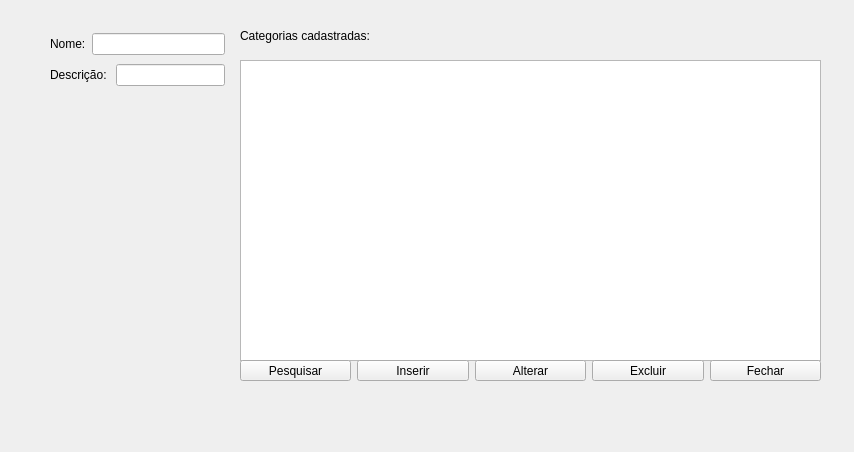
Qt form erp-projeto/categoriawindow.ui (jaques-lo/erp-projeto) before a commit.
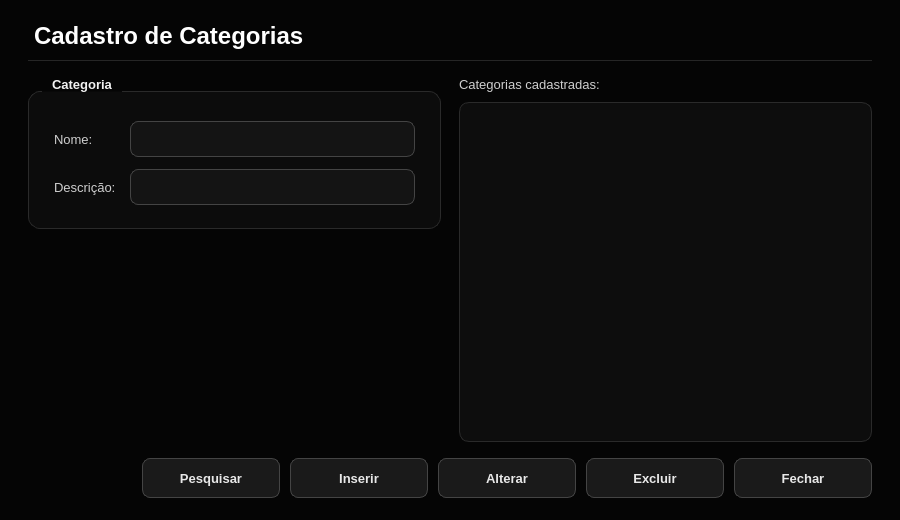
The same form after that commit.

Commit message:
Atualiza fontes do projeto ERP (telas e login, Tela de Sobra) e adiciona logoBG
Arquivos de importância para alterar e rodar na máquina: código (cpp/h/pro), telas (ui), recursos (qrc) e imagem da logoBG.

Patch:
```diff
--- a/erp-projeto/categoriawindow.ui
+++ b/erp-projeto/categoriawindow.ui
@@ -6,123 +6,979 @@
    <rect>
     <x>0</x>
     <y>0</y>
-    <width>854</width>
-    <height>452</height>
+    <width>900</width>
+    <height>520</height>
    </rect>
   </property>
+  <property name="minimumSize">
+   <size>
+    <width>720</width>
+    <height>416</height>
+   </size>
+  </property>
   <property name="windowTitle">
    <string>Form</string>
   </property>
-  <widget class="QTableView" name="tableView">
-   <property name="geometry">
-    <rect>
-     <x>240</x>
-     <y>60</y>
-     <width>581</width>
-     <height>301</height>
-    </rect>
+  <property name="palette">
+   <palette>
+    <active>
+     <colorrole role="WindowText">
+      <brush brushstyle="SolidPattern">
+       <color alpha="255">
+        <red>232</red>
+        <green>232</green>
+        <blue>232</blue>
+       </color>
+      </brush>
+     </colorrole>
+     <colorrole role="Button">
+      <brush brushstyle="SolidPattern">
+       <color alpha="255">
+        <red>26</red>
+        <green>26</green>
+        <blue>26</blue>
+       </color>
+      </brush>
+     </colorrole>
+     <colorrole role="Text">
+      <brush brushstyle="SolidPattern">
+       <color alpha="255">
+        <red>245</red>
+        <green>245</green>
+        <blue>245</blue>
+       </color>
+      </brush>
+     </colorrole>
+     <colorrole role="ButtonText">
+      <brush brushstyle="SolidPattern">
+       <color alpha="255">
+        <red>232</red>
+        <green>232</green>
+        <blue>232</blue>
+       </color>
+      </brush>
+     </colorrole>
+     <colorrole role="Base">
+      <brush brushstyle="SolidPattern">
+       <color alpha="255">
+        <red>20</red>
+        <green>20</green>
+        <blue>20</blue>
+       </color>
+      </brush>
+     </colorrole>
+     <colorrole role="AlternateBase">
+      <brush brushstyle="SolidPattern">
+       <color alpha="255">
+        <red>19</red>
+        <green>19</green>
+        <blue>19</blue>
+       </color>
+      </brush>
+     </colorrole>
+     <colorrole role="Window">
+      <brush brushstyle="SolidPattern">
+       <color alpha="255">
+        <red>5</red>
+        <green>5</green>
+        <blue>5</blue>
+       </color>
+      </brush>
+     </colorrole>
+     <colorrole role="Highlight">
+      <brush brushstyle="SolidPattern">
+       <color alpha="255">
+        <red>119</red>
+        <green>119</green>
+        <blue>119</blue>
+       </color>
+      </brush>
+     </colorrole>
+     <colorrole role="HighlightedText">
+      <brush brushstyle="SolidPattern">
+       <color alpha="255">
+        <red>255</red>
+        <green>255</green>
+        <blue>255</blue>
+       </color>
+      </brush>
+     </colorrole>
+     <colorrole role="PlaceholderText">
+      <brush brushstyle="SolidPattern">
+       <color alpha="255">
+        <red>119</red>
+        <green>119</green>
+        <blue>119</blue>
+       </color>
+      </brush>
+     </colorrole>
+    </active>
+    <inactive>
+     <colorrole role="WindowText">
+      <brush brushstyle="SolidPattern">
+       <color alpha="255">
+        <red>232</red>
+        <green>232</green>
+        <blue>232</blue>
+       </color>
+      </brush>
+     </colorrole>
+     <colorrole role="Button">
+      <brush brushstyle="SolidPattern">
+       <color alpha="255">
+        <red>26</red>
+        <green>26</green>
+        <blue>26</blue>
+       </color>
+      </brush>
+     </colorrole>
+     <colorrole role="Text">
+      <brush brushstyle="SolidPattern">
+       <color alpha="255">
+        <red>245</red>
+        <green>245</green>
+        <blue>245</blue>
+       </color>
+      </brush>
+     </colorrole>
+     <colorrole role="ButtonText">
+      <brush brushstyle="SolidPattern">
+       <color alpha="255">
+        <red>232</red>
+        <green>232</green>
+        <blue>232</blue>
+       </color>
+      </brush>
+     </colorrole>
+     <colorrole role="Base">
+      <brush brushstyle="SolidPattern">
+       <color alpha="255">
+        <red>20</red>
+        <green>20</green>
+        <blue>20</blue>
+       </color>
+      </brush>
+     </colorrole>
+     <colorrole role="AlternateBase">
+      <brush brushstyle="SolidPattern">
+       <color alpha="255">
+        <red>19</red>
+        <green>19</green>
+        <blue>19</blue>
+       </color>
+      </brush>
+     </colorrole>
+     <colorrole role="Window">
+      <brush brushstyle="SolidPattern">
+       <color alpha="255">
+        <red>5</red>
+        <green>5</green>
+        <blue>5</blue>
+       </color>
+      </brush>
+     </colorrole>
+     <colorrole role="Highlight">
+      <brush brushstyle="SolidPattern">
+       <color alpha="255">
+        <red>119</red>
+        <green>119</green>
+        <blue>119</blue>
+       </color>
+      </brush>
+     </colorrole>
+     <colorrole role="HighlightedText">
+      <brush brushstyle="SolidPattern">
+       <color alpha="255">
+        <red>255</red>
+        <green>255</green>
+        <blue>255</blue>
+       </color>
+      </brush>
+     </colorrole>
+     <colorrole role="PlaceholderText">
+      <brush brushstyle="SolidPattern">
+       <color alpha="255">
+        <red>119</red>
+        <green>119</green>
+        <blue>119</blue>
+       </color>
+      </brush>
+     </colorrole>
+    </inactive>
+    <disabled>
+     <colorrole role="WindowText">
+      <brush brushstyle="SolidPattern">
+       <color alpha="255">
+        <red>102</red>
+        <green>102</green>
+        <blue>102</blue>
+       </color>
+      </brush>
+     </colorrole>
+     <colorrole role="Button">
+      <brush brushstyle="SolidPattern">
+       <color alpha="255">
+        <red>26</red>
+        <green>26</green>
+        <blue>26</blue>
+       </color>
+      </brush>
+     </colorrole>
+     <colorrole role="Text">
+      <brush brushstyle="SolidPattern">
+       <color alpha="255">
+        <red>102</red>
+        <green>102</green>
+        <blue>102</blue>
+       </color>
+      </brush>
+     </colorrole>
+     <colorrole role="ButtonText">
+      <brush brushstyle="SolidPattern">
+       <color alpha="255">
+        <red>102</red>
+        <green>102</green>
+        <blue>102</blue>
+       </color>
+      </brush>
+     </colorrole>
+     <colorrole role="Base">
+      <brush brushstyle="SolidPattern">
+       <color alpha="255">
+        <red>20</red>
+        <green>20</green>
+        <blue>20</blue>
+       </color>
+      </brush>
+     </colorrole>
+     <colorrole role="AlternateBase">
+      <brush brushstyle="SolidPattern">
+       <color alpha="255">
+        <red>19</red>
+        <green>19</green>
+        <blue>19</blue>
+       </color>
+      </brush>
+     </colorrole>
+     <colorrole role="Window">
+      <brush brushstyle="SolidPattern">
+       <color alpha="255">
+        <red>5</red>
+        <green>5</green>
+        <blue>5</blue>
+       </color>
+      </brush>
+     </colorrole>
+     <colorrole role="Highlight">
+      <brush brushstyle="SolidPattern">
+       <color alpha="255">
+        <red>119</red>
+        <green>119</green>
+        <blue>119</blue>
+       </color>
+      </brush>
+     </colorrole>
+     <colorrole role="HighlightedText">
+      <brush brushstyle="SolidPattern">
+       <color alpha="255">
+        <red>255</red>
+        <green>255</green>
+        <blue>255</blue>
+       </color>
+      </brush>
+     </colorrole>
+     <colorrole role="PlaceholderText">
+      <brush brushstyle="SolidPattern">
+       <color alpha="255">
+        <red>119</red>
+        <green>119</green>
+        <blue>119</blue>
+       </color>
+      </brush>
+     </colorrole>
+    </disabled>
+   </palette>
+  </property>
+  <property name="styleSheet">
+   <string notr="true">#CategoriaWindow {
+    background-color: #050505;
+}
+
+QWidget {
+    font-family: "Segoe UI", "DejaVu Sans", "Noto Sans", sans-serif;
+    font-size: 10pt;
+}
+
+/* ---------- Textos ---------- */
+QLabel {
+    color: #cfcfcf;
+    background: transparent;
+    font-weight: normal;
+}
+
+QLabel#lblTitulo {
+    color: #ffffff;
+    font-size: 18pt;
+    font-weight: bold;
+    padding-bottom: 10px;
+    border-bottom: 1px solid #262626;
+}
+
+QLabel[role="section"] {
+    color: #ffffff;
+    font-size: 11pt;
+    font-weight: bold;
+}
+
+QLabel[role="hint"] {
+    color: #777777;
+    font-size: 9pt;
+}
+
+QLabel[role="value"] {
+    color: #ffffff;
+    font-weight: bold;
+}
+
+QToolTip {
+    background-color: #1a1a1a;
+    color: #f5f5f5;
+    border: 1px solid #444444;
+    padding: 4px 8px;
+}
+
+/* ---------- Cartões / grupos ---------- */
+QGroupBox {
+    background-color: #0c0c0c;
+    border: 1px solid #2a2a2a;
+    border-radius: 12px;
+    margin-top: 14px;
+    padding: 20px 16px 14px 16px;
+    color: #f2f2f2;
+    font-weight: bold;
+}
+
+QGroupBox::title {
+    subcontrol-origin: margin;
+    subcontrol-position: top left;
+    left: 14px;
+    padding: 0 8px;
+    color: #f2f2f2;
+}
+
+QFrame[variant="card"] {
+    background-color: #0c0c0c;
+    border: 1px solid #2a2a2a;
+    border-radius: 12px;
+}
+
+QFrame#lineSep {
+    background-color: #2a2a2a;
+    border: none;
+}
+
+/* ---------- Campos de entrada ---------- */
+QLineEdit,
+QComboBox,
+QAbstractSpinBox,
+QDateEdit,
+QDateTimeEdit {
+    background-color: #141414;
+    color: #f5f5f5;
+    border: 1px solid #444444;
+    border-radius: 8px;
+    padding: 6px 10px;
+    min-height: 22px;
+    selection-background-color: #777777;
+    selection-color: #ffffff;
+    font-weight: normal;
+}
+
+QLineEdit:hover,
+QComboBox:hover,
+QAbstractSpinBox:hover,
+QDateEdit:hover,
+QDateTimeEdit:hover {
+    border: 1px solid #666666;
+}
+
+QLineEdit:focus,
+QComboBox:focus,
+QAbstractSpinBox:focus,
+QDateEdit:focus,
+QDateTimeEdit:focus {
+    border: 1px solid #d8d8d8;
+    background-color: #181818;
+}
+
+QLineEdit:read-only,
+QAbstractSpinBox:read-only {
+    color: #bdbdbd;
+}
+
+QLineEdit:disabled,
+QComboBox:disabled,
+QAbstractSpinBox:disabled,
+QDateEdit:disabled,
+QDateTimeEdit:disabled {
+    background-color: #0e0e0e;
+    color: #666666;
+    border: 1px solid #2a2a2a;
+}
+
+/* Campo de total (somente leitura, em destaque) */
+QDoubleSpinBox[variant="total"] {
+    font-size: 20pt;
+    font-weight: bold;
+    color: #ffffff;
+    background-color: #0a0a0a;
+    border: 1px solid #333333;
+    padding: 8px 14px;
+    min-height: 36px;
+}
+
+/* ---------- ComboBox / Data ---------- */
+QComboBox {
+    padding-right: 30px;
+}
+
+QComboBox::drop-down,
+QDateEdit::drop-down,
+QDateTimeEdit::drop-down {
+    subcontrol-origin: padding;
+    subcontrol-position: center right;
+    width: 28px;
+    border: none;
+    background: transparent;
+}
+
+QComboBox::down-arrow,
+QDateEdit::down-arrow,
+QDateTimeEdit::down-arrow {
+    image: none;
+    width: 0px;
+    height: 0px;
+    border-left: 5px solid transparent;
+    border-right: 5px solid transparent;
+    border-top: 6px solid #bdbdbd;
+    margin-right: 8px;
+}
+
+QComboBox QAbstractItemView {
+    background-color: #141414;
+    color: #f5f5f5;
+    border: 1px solid #444444;
+    selection-background-color: #2e2e2e;
+    selection-color: #ffffff;
+    outline: 0;
+}
+
+/* ---------- SpinBox com botões ---------- */
+QSpinBox {
+    padding-right: 26px;
+}
+
+QSpinBox::up-button {
+    subcontrol-origin: border;
+    subcontrol-position: top right;
+    width: 22px;
+    border: none;
+    background: transparent;
+}
+
+QSpinBox::down-button {
+    subcontrol-origin: border;
+    subcontrol-position: bottom right;
+    width: 22px;
+    border: none;
+    background: transparent;
+}
+
+QSpinBox::up-arrow {
+    image: none;
+    width: 0px;
+    height: 0px;
+    border-left: 4px solid transparent;
+    border-right: 4px solid transparent;
+    border-bottom: 5px solid #bdbdbd;
+}
+
+QSpinBox::down-arrow {
+    image: none;
+    width: 0px;
+    height: 0px;
+    border-left: 4px solid transparent;
+    border-right: 4px solid transparent;
+    border-top: 5px solid #bdbdbd;
+}
+
+/* ---------- Calendário (popup do QDateEdit) ---------- */
+QCalendarWidget QWidget {
+    background-color: #141414;
+    color: #f5f5f5;
+}
+
+QCalendarWidget QToolButton {
+    background-color: transparent;
+    color: #f5f5f5;
+    border: none;
+    padding: 4px 8px;
+}
+
+QCalendarWidget QAbstractItemView:enabled {
+    background-color: #0d0d0d;
+    color: #f5f5f5;
+    selection-background-color: #f2f2f2;
+    selection-color: #080808;
+}
+
+QCalendarWidget QAbstractItemView:disabled {
+    color: #555555;
+}
+
+/* ---------- CheckBox ---------- */
+QCheckBox {
+    color: #e8e8e8;
+    background: transparent;
+    spacing: 10px;
+    font-weight: normal;
+}
+
+QCheckBox::indicator {
+    width: 18px;
+    height: 18px;
+    border: 1px solid #555555;
+    border-radius: 5px;
+    background-color: #141414;
+}
+
+QCheckBox::indicator:hover {
+    border: 1px solid #999999;
+}
+
+QCheckBox::indicator:checked {
+    background-color: #f2f2f2;
+    border: 1px solid #f2f2f2;
+}
+
+/* ---------- Botões ---------- */
+QPushButton {
+    background-color: #1a1a1a;
+    color: #e8e8e8;
+    border: 1px solid #444444;
+    border-radius: 8px;
+    padding: 8px 22px;
+    min-height: 22px;
+    min-width: 92px;
+    font-weight: bold;
+}
+
+QPushButton:hover {
+    background-color: #262626;
+    border: 1px solid #666666;
+    color: #ffffff;
+}
+
+QPushButton:pressed {
+    background-color: #333333;
+}
+
+QPushButton:disabled {
+    background-color: #111111;
+    color: #555555;
+    border: 1px solid #2a2a2a;
+}
+
+QPushButton[variant="primary"] {
+    background-color: #f2f2f2;
+    color: #080808;
+    border: 1px solid #f2f2f2;
+}
+
+QPushButton[variant="primary"]:hover {
+    background-color: #d2d2d2;
+    border: 1px solid #d2d2d2;
+    color: #080808;
+}
+
+QPushButton[variant="primary"]:pressed {
+    background-color: #aaaaaa;
+    border: 1px solid #aaaaaa;
+}
+
+QPushButton[variant="danger"] {
+    background-color: transparent;
+    color: #ff9494;
+    border: 1px solid #6b2f2f;
+}
+
+QPushButton[variant="danger"]:hover {
+    background-color: #2a1212;
+    color: #ffb4b4;
+    border: 1px solid #a04444;
+}
+
+QPushButton[variant="danger"]:pressed {
+    background-color: #3a1818;
+}
+
+QPushButton[variant="ghost"] {
+    background-color: transparent;
+    color: #bdbdbd;
+    border: 1px solid #333333;
+}
+
+QPushButton[variant="ghost"]:hover {
+    background-color: #1a1a1a;
+    color: #ffffff;
+    border: 1px solid #666666;
+}
+
+/* ---------- Tabelas ---------- */
+QTableWidget,
+QTableView {
+    background-color: #0d0d0d;
+    alternate-background-color: #131313;
+    color: #e8e8e8;
+    gridline-color: #232323;
+    border: 1px solid #2a2a2a;
+    border-radius: 10px;
+    selection-background-color: #2f2f2f;
+    selection-color: #ffffff;
+    outline: 0;
+}
+
+QTableWidget::item,
+QTableView::item {
+    padding: 4px 8px;
+    border: none;
+}
+
+QHeaderView {
+    background-color: transparent;
+}
+
+QHeaderView::section {
+    background-color: #1a1a1a;
+    color: #bdbdbd;
+    padding: 9px 10px;
+    border: none;
+    border-right: 1px solid #2a2a2a;
+    border-bottom: 1px solid #333333;
+    font-weight: bold;
+}
+
+QTableCornerButton::section {
+    background-color: #1a1a1a;
+    border: none;
+}
+
+/* ---------- Barras de rolagem ---------- */
+QScrollBar:vertical {
+    background: transparent;
+    width: 10px;
+    margin: 2px;
+}
+
+QScrollBar::handle:vertical {
+    background: #3a3a3a;
+    border-radius: 3px;
+    min-height: 28px;
+}
+
+QScrollBar::handle:vertical:hover {
+    background: #5a5a5a;
+}
+
+QScrollBar:horizontal {
+    background: transparent;
+    height: 10px;
+    margin: 2px;
+}
+
+QScrollBar::handle:horizontal {
+    background: #3a3a3a;
+    border-radius: 3px;
+    min-width: 28px;
+}
+
+QScrollBar::handle:horizontal:hover {
+    background: #5a5a5a;
+}
+
+QScrollBar::add-line,
+QScrollBar::sub-line {
+    width: 0px;
+    height: 0px;
+}
+
+QScrollBar::add-page,
+QScrollBar::sub-page {
+    background: transparent;
+}
+
+/* ---------- Caixas de diálogo abertas a partir da tela ---------- */
+QMessageBox,
+QDialog {
+    background-color: #0d0d0d;
+}
+
+QMessageBox QLabel {
+    color: #f0f0f0;
+}</string>
+  </property>
+  <layout class="QVBoxLayout" name="rootLayout">
+   <property name="spacing">
+    <number>16</number>
    </property>
-  </widget>
-  <widget class="QLabel" name="label_3">
-   <property name="geometry">
-    <rect>
-     <x>240</x>
-     <y>20</y>
-     <width>171</width>
-     <height>31</height>
-    </rect>
+   <property name="leftMargin">
+    <number>28</number>
    </property>
-   <property name="text">
-    <string>Categorias cadastradas: </string>
+   <property name="topMargin">
+    <number>22</number>
    </property>
-  </widget>
-  <widget class="QWidget" name="">
-   <property name="geometry">
-    <rect>
-     <x>50</x>
-     <y>30</y>
-     <width>175</width>
-     <height>60</height>
-    </rect>
+   <property name="rightMargin">
+    <number>28</number>
    </property>
-   <layout class="QVBoxLayout" name="verticalLayout">
-    <item>
-     <layout class="QHBoxLayout" name="horizontalLayout">
-      <item>
-       <widget class="QLabel" name="label">
-        <property name="text">
-         <string>Nome:</string>
-        </property>
-       </widget>
-      </item>
-      <item>
-       <widget class="QLineEdit" name="lineEdit"/>
-      </item>
-     </layout>
-    </item>
-    <item>
-     <layout class="QHBoxLayout" name="horizontalLayout_2">
-      <item>
-       <widget class="QLabel" name="label_2">
-        <property name="text">
-         <string>Descrição: </string>
-        </property>
-       </widget>
-      </item>
-      <item>
-       <widget class="QLineEdit" name="lineEdit_2"/>
-      </item>
-     </layout>
-    </item>
-   </layout>
-  </widget>
-  <widget class="QWidget" name="">
-   <property name="geometry">
-    <rect>
-     <x>240</x>
-     <y>360</y>
-     <width>581</width>
-     <height>21</height>
-    </rect>
+   <property name="bottomMargin">
+    <number>22</number>
    </property>
-   <layout class="QHBoxLayout" name="horizontalLayout_3">
-    <item>
-     <widget class="QPushButton" name="pushButton">
-      <property name="text">
-       <string>Pesquisar</string>
-      </property>
-     </widget>
-    </item>
-    <item>
-     <widget class="QPushButton" name="pushButton_4">
-      <property name="text">
-       <string>Inserir</string>
-      </property>
-     </widget>
-    </item>
-    <item>
-     <widget class="QPushButton" name="pushButton_2">
-      <property name="text">
-       <string>Alterar</string>
-      </property>
-     </widget>
-    </item>
-    <item>
-     <widget class="QPushButton" name="pushButton_3">
-      <property name="text">
-       <string>Excluir</string>
-      </property>
-     </widget>
-    </item>
-    <item>
-     <widget class="QPushButton" name="pushButton_5">
-      <property name="text">
-       <string>Fechar</string>
-      </property>
-     </widget>
-    </item>
-   </layout>
-  </widget>
+   <item>
+    <widget class="QLabel" name="lblTitulo">
+     <property name="text">
+      <string>Cadastro de Categorias</string>
+     </property>
+    </widget>
+   </item>
+   <item>
+    <layout class="QHBoxLayout" name="lay_5">
+     <property name="spacing">
+      <number>18</number>
+     </property>
+     <property name="leftMargin">
+      <number>0</number>
+     </property>
+     <property name="topMargin">
+      <number>0</number>
+     </property>
+     <property name="rightMargin">
+      <number>0</number>
+     </property>
+     <property name="bottomMargin">
+      <number>0</number>
+     </property>
+     <item>
+      <layout class="QVBoxLayout" name="lay_3">
+       <property name="spacing">
+        <number>0</number>
+       </property>
+       <property name="leftMargin">
+        <number>0</number>
+       </property>
+       <property name="topMargin">
+        <number>0</number>
+       </property>
+       <property name="rightMargin">
+        <number>0</number>
+       </property>
+       <property name="bottomMargin">
+        <number>0</number>
+       </property>
+       <item>
+        <widget class="QGroupBox" name="grpCategoria">
+         <property name="title">
+          <string>Categoria</string>
+         </property>
+         <layout class="QGridLayout" name="lay_1">
+          <property name="horizontalSpacing">
+           <number>14</number>
+          </property>
+          <property name="verticalSpacing">
+           <number>12</number>
+          </property>
+          <item row="0" column="0">
+           <widget class="QLabel" name="label">
+            <property name="text">
+             <string>Nome:</string>
+            </property>
+           </widget>
+          </item>
+          <item row="0" column="1">
+           <widget class="QLineEdit" name="lineEdit" />
+          </item>
+          <item row="1" column="0">
+           <widget class="QLabel" name="label_2">
+            <property name="text">
+             <string>Descrição:</string>
+            </property>
+           </widget>
+          </item>
+          <item row="1" column="1">
+           <widget class="QLineEdit" name="lineEdit_2" />
+          </item>
+         </layout>
+        </widget>
+       </item>
+       <item>
+        <spacer name="spacer_2">
+         <property name="orientation">
+          <enum>Qt::Vertical</enum>
+         </property>
+         <property name="sizeHint" stdset="0">
+          <size>
+           <width>40</width>
+           <height>20</height>
+          </size>
+         </property>
+        </spacer>
+       </item>
+      </layout>
+     </item>
+     <item>
+      <layout class="QVBoxLayout" name="lay_4">
+       <property name="spacing">
+        <number>10</number>
+       </property>
+       <property name="leftMargin">
+        <number>0</number>
+       </property>
+       <property name="topMargin">
+        <number>0</number>
+       </property>
+       <property name="rightMargin">
+        <number>0</number>
+       </property>
+       <property name="bottomMargin">
+        <number>0</number>
+       </property>
+       <item>
+        <widget class="QLabel" name="label_3">
+         <property name="text">
+          <string>Categorias cadastradas:</string>
+         </property>
+         <property name="role" stdset="0">
+          <string>section</string>
+         </property>
+        </widget>
+       </item>
+       <item>
+        <widget class="QTableView" name="tableView">
+         <property name="alternatingRowColors">
+          <bool>true</bool>
+         </property>
+         <property name="selectionBehavior">
+          <enum>QAbstractItemView::SelectRows</enum>
+         </property>
+         <property name="showGrid">
+          <bool>false</bool>
+         </property>
+         <attribute name="horizontalHeaderDefaultSectionSize">
+          <number>130</number>
+         </attribute>
+         <attribute name="horizontalHeaderStretchLastSection">
+          <bool>true</bool>
+         </attribute>
+         <attribute name="verticalHeaderVisible">
+          <bool>false</bool>
+         </attribute>
+        </widget>
+       </item>
+      </layout>
+     </item>
+    </layout>
+   </item>
+   <item>
+    <layout class="QHBoxLayout" name="lay_7">
+     <property name="spacing">
+      <number>10</number>
+     </property>
+     <property name="leftMargin">
+      <number>0</number>
+     </property>
+     <property name="topMargin">
+      <number>0</number>
+     </property>
+     <property name="rightMargin">
+      <number>0</number>
+     </property>
+     <property name="bottomMargin">
+      <number>0</number>
+     </property>
+     <item>
+      <spacer name="spacer_6">
+       <property name="orientation">
+        <enum>Qt::Horizontal</enum>
+       </property>
+       <property name="sizeHint" stdset="0">
+        <size>
+         <width>40</width>
+         <height>20</height>
+        </size>
+       </property>
+      </spacer>
+     </item>
+     <item>
+      <widget class="QPushButton" name="pushButton">
+       <property name="text">
+        <string>Pesquisar</string>
+       </property>
+       <property name="cursor">
+        <cursorShape>PointingHandCursor</cursorShape>
+       </property>
+      </widget>
+     </item>
+     <item>
+      <widget class="QPushButton" name="pushButton_4">
+       <property name="text">
+        <string>Inserir</string>
+       </property>
+       <property name="variant" stdset="0">
+        <string>primary</string>
+       </property>
+       <property name="cursor">
+        <cursorShape>PointingHandCursor</cursorShape>
+       </property>
+      </widget>
+     </item>
+     <item>
+      <widget class="QPushButton" name="pushButton_2">
+       <property name="text">
+        <string>Alterar</string>
+       </property>
+       <property name="cursor">
+        <cursorShape>PointingHandCursor</cursorShape>
+       </property>
+      </widget>
+     </item>
+     <item>
+      <widget class="QPushButton" name="pushButton_3">
+       <property name="text">
+        <string>Excluir</string>
+       </property>
+       <property name="variant" stdset="0">
+        <string>danger</string>
+       </property>
+       <property name="cursor">
+        <cursorShape>PointingHandCursor</cursorShape>
+       </property>
+      </widget>
+     </item>
+     <item>
+      <widget class="QPushButton" name="pushButton_5">
+       <property name="text">
+        <string>Fechar</string>
+       </property>
+       <property name="variant" stdset="0">
+        <string>ghost</string>
+       </property>
+       <property name="cursor">
+        <cursorShape>PointingHandCursor</cursorShape>
+       </property>
+      </widget>
+     </item>
+    </layout>
+   </item>
+  </layout>
  </widget>
  <resources/>
  <connections>
```
Left out of the diff: 14 changed lines with no effect on the pictures. The commit also changes 23 other files.
